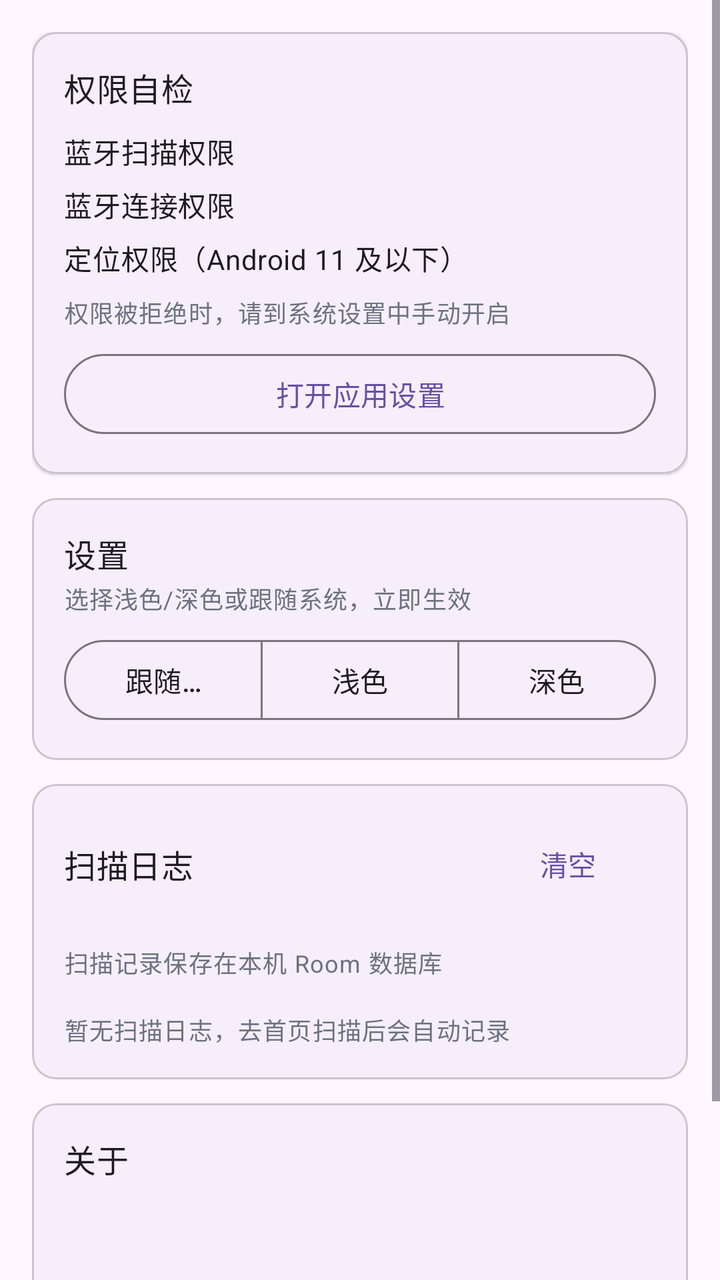
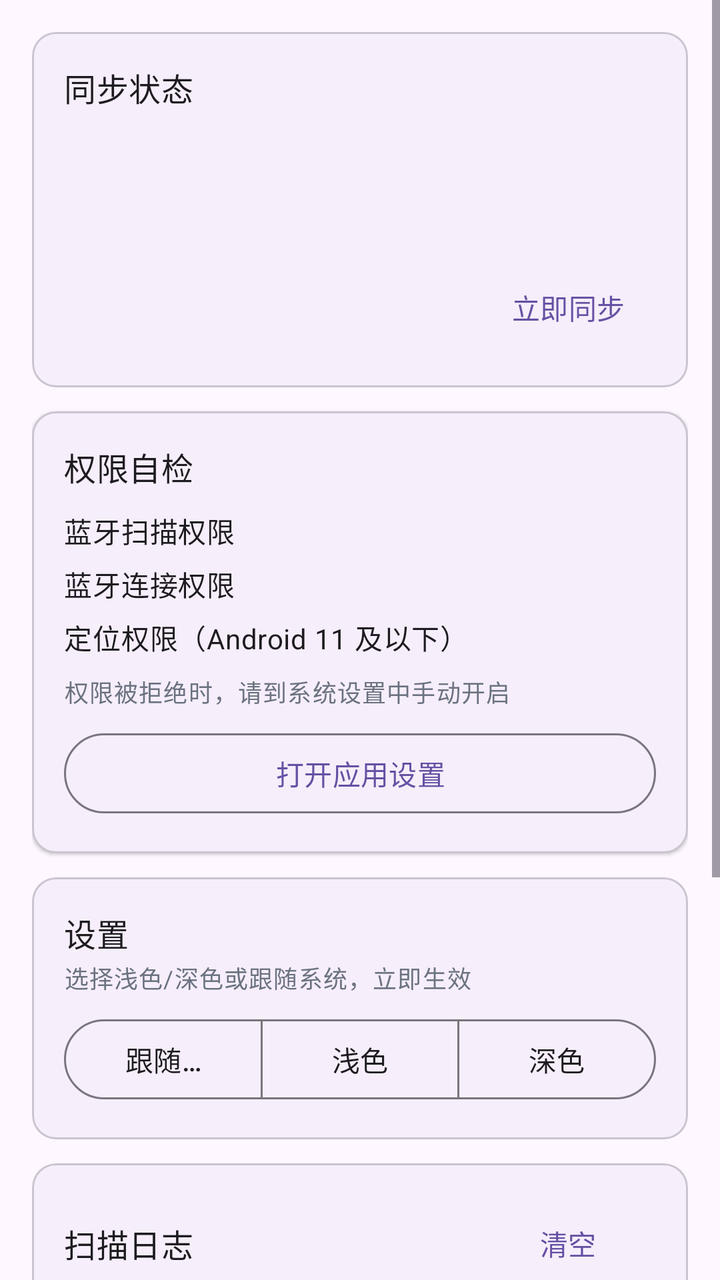

Before-and-after screenshots of an Android layout around one commit, followed by the original layout XML and the change that was made.
<!-- AndroidManifest.xml: application theme Theme.PKotlinApp -->
<!-- res/layout/fragment_profile.xml -->
<?xml version="1.0" encoding="utf-8"?>
<ScrollView xmlns:android="http://schemas.android.com/apk/res/android"
    xmlns:app="http://schemas.android.com/apk/res-auto"
    android:layout_width="match_parent"
    android:layout_height="match_parent"
    android:fillViewport="true">

    <LinearLayout
        android:layout_width="match_parent"
        android:layout_height="wrap_content"
        android:orientation="vertical"
        android:padding="16dp">

        <com.google.android.material.card.MaterialCardView
            android:layout_width="match_parent"
            android:layout_height="wrap_content"
            app:cardCornerRadius="12dp"
            app:cardElevation="1dp">

            <LinearLayout
                android:layout_width="match_parent"
                android:layout_height="wrap_content"
                android:orientation="vertical"
                android:padding="16dp">

                <TextView
                    android:layout_width="match_parent"
                    android:layout_height="wrap_content"
                    android:text="@string/profile_permissions_title"
                    android:textAppearance="?attr/textAppearanceTitleMedium" />

                <LinearLayout
                    android:layout_width="match_parent"
                    android:layout_height="wrap_content"
                    android:layout_marginTop="10dp"
                    android:gravity="center_vertical"
                    android:orientation="horizontal">

                    <TextView
                        android:layout_width="0dp"
                        android:layout_height="wrap_content"
                        android:layout_weight="1"
                        android:text="@string/profile_permission_scan"
                        android:textAppearance="?attr/textAppearanceBodyMedium" />

                    <TextView
                        android:id="@+id/scanPermissionStatus"
                        android:layout_width="wrap_content"
                        android:layout_height="wrap_content"
                        android:textAppearance="?attr/textAppearanceLabelMedium" />
                </LinearLayout>

                <LinearLayout
                    android:layout_width="match_parent"
                    android:layout_height="wrap_content"
                    android:layout_marginTop="6dp"
                    android:gravity="center_vertical"
                    android:orientation="horizontal">

                    <TextView
                        android:layout_width="0dp"
                        android:layout_height="wrap_content"
                        android:layout_weight="1"
                        android:text="@string/profile_permission_connect"
                        android:textAppearance="?attr/textAppearanceBodyMedium" />

                    <TextView
                        android:id="@+id/connectPermissionStatus"
                        android:layout_width="wrap_content"
                        android:layout_height="wrap_content"
                        android:textAppearance="?attr/textAppearanceLabelMedium" />
                </LinearLayout>

                <LinearLayout
                    android:layout_width="match_parent"
                    android:layout_height="wrap_content"
                    android:layout_marginTop="6dp"
                    android:gravity="center_vertical"
                    android:orientation="horizontal">

                    <TextView
                        android:layout_width="0dp"
                        android:layout_height="wrap_content"
                        android:layout_weight="1"
                        android:text="@string/profile_permission_location"
                        android:textAppearance="?attr/textAppearanceBodyMedium" />

                    <TextView
                        android:id="@+id/locationPermissionStatus"
                        android:layout_width="wrap_content"
                        android:layout_height="wrap_content"
                        android:textAppearance="?attr/textAppearanceLabelMedium" />
                </LinearLayout>

                <TextView
                    android:layout_width="match_parent"
                    android:layout_height="wrap_content"
                    android:layout_marginTop="8dp"
                    android:text="@string/profile_permission_settings_hint"
                    android:textAppearance="?attr/textAppearanceBodySmall"
                    android:textColor="@color/text_secondary" />

                <com.google.android.material.button.MaterialButton
                    android:id="@+id/openSettingsButton"
                    style="?attr/materialButtonOutlinedStyle"
                    android:layout_width="match_parent"
                    android:layout_height="wrap_content"
                    android:layout_marginTop="8dp"
                    android:text="@string/action_open_settings" />

            </LinearLayout>

        </com.google.android.material.card.MaterialCardView>

        <com.google.android.material.card.MaterialCardView
            android:layout_width="match_parent"
            android:layout_height="wrap_content"
            android:layout_marginTop="12dp"
            app:cardCornerRadius="12dp"
            app:cardElevation="1dp">

            <LinearLayout
                android:layout_width="match_parent"
                android:layout_height="wrap_content"
                android:orientation="vertical"
                android:padding="16dp">

                <TextView
                    android:layout_width="match_parent"
                    android:layout_height="wrap_content"
                    android:text="@string/profile_settings_title"
                    android:textAppearance="?attr/textAppearanceTitleMedium" />

                <TextView
                    android:layout_width="match_parent"
                    android:layout_height="wrap_content"
                    android:layout_marginTop="2dp"
                    android:text="@string/profile_theme_desc"
                    android:textAppearance="?attr/textAppearanceBodySmall"
                    android:textColor="@color/text_secondary" />

                <com.google.android.material.button.MaterialButtonToggleGroup
                    android:id="@+id/themeGroup"
                    android:layout_width="match_parent"
                    android:layout_height="wrap_content"
                    android:layout_marginTop="8dp"
                    app:selectionRequired="true"
                    app:singleSelection="true">

                    <com.google.android.material.button.MaterialButton
                        android:id="@+id/themeSystemButton"
                        style="?attr/materialButtonOutlinedStyle"
                        android:layout_width="0dp"
                        android:layout_height="wrap_content"
                        android:layout_weight="1"
                        android:text="@string/profile_theme_system" />

                    <com.google.android.material.button.MaterialButton
                        android:id="@+id/themeLightButton"
                        style="?attr/materialButtonOutlinedStyle"
                        android:layout_width="0dp"
                        android:layout_height="wrap_content"
                        android:layout_weight="1"
                        android:text="@string/profile_theme_light" />

                    <com.google.android.material.button.MaterialButton
                        android:id="@+id/themeDarkButton"
                        style="?attr/materialButtonOutlinedStyle"
                        android:layout_width="0dp"
                        android:layout_height="wrap_content"
                        android:layout_weight="1"
                        android:text="@string/profile_theme_dark" />
                </com.google.android.material.button.MaterialButtonToggleGroup>

            </LinearLayout>

        </com.google.android.material.card.MaterialCardView>

        <com.google.android.material.card.MaterialCardView
            android:layout_width="match_parent"
            android:layout_height="wrap_content"
            android:layout_marginTop="12dp"
            app:cardCornerRadius="12dp"
            app:cardElevation="1dp">

            <LinearLayout
                android:layout_width="match_parent"
                android:layout_height="wrap_content"
                android:orientation="vertical"
                android:padding="16dp">

                <LinearLayout
                    android:layout_width="match_parent"
                    android:layout_height="wrap_content"
                    android:gravity="center_vertical"
                    android:orientation="horizontal">

                    <TextView
                        android:layout_width="0dp"
                        android:layout_height="wrap_content"
                        android:layout_weight="1"
                        android:text="@string/profile_logs_title"
                        android:textAppearance="?attr/textAppearanceTitleMedium" />

                    <com.google.android.material.button.MaterialButton
                        android:id="@+id/clearLogsButton"
                        style="@style/Widget.Material3.Button.TextButton"
                        android:layout_width="wrap_content"
                        android:layout_height="wrap_content"
                        android:text="@string/profile_logs_clear" />
                </LinearLayout>

                <TextView
                    android:id="@+id/logsCount"
                    android:layout_width="match_parent"
                    android:layout_height="wrap_content"
                    android:textAppearance="?attr/textAppearanceBodySmall"
                    android:textColor="@color/text_secondary" />

                <TextView
                    android:layout_width="match_parent"
                    android:layout_height="wrap_content"
                    android:text="@string/profile_logs_desc"
                    android:textAppearance="?attr/textAppearanceBodySmall"
                    android:textColor="@color/text_secondary" />

                <androidx.recyclerview.widget.RecyclerView
                    android:id="@+id/logsList"
                    android:layout_width="match_parent"
                    android:layout_height="wrap_content"
                    android:layout_marginTop="8dp"
                    android:nestedScrollingEnabled="false" />

                <TextView
                    android:id="@+id/logsEmpty"
                    android:layout_width="match_parent"
                    android:layout_height="wrap_content"
                    android:paddingTop="8dp"
                    android:text="@string/profile_logs_empty"
                    android:textAppearance="?attr/textAppearanceBodySmall"
                    android:textColor="@color/text_secondary" />

            </LinearLayout>

        </com.google.android.material.card.MaterialCardView>

        <com.google.android.material.card.MaterialCardView
            android:layout_width="match_parent"
            android:layout_height="wrap_content"
            android:layout_marginTop="12dp"
            app:cardCornerRadius="12dp"
            app:cardElevation="1dp">

            <LinearLayout
                android:layout_width="match_parent"
                android:layout_height="wrap_content"
                android:orientation="vertical"
                android:padding="16dp">

                <TextView
                    android:layout_width="match_parent"
                    android:layout_height="wrap_content"
                    android:text="@string/profile_about_title"
                    android:textAppearance="?attr/textAppearanceTitleMedium" />

                <TextView
                    android:id="@+id/versionText"
                    android:layout_width="match_parent"
                    android:layout_height="wrap_content"
                    android:layout_marginTop="6dp"
                    android:textAppearance="?attr/textAppearanceBodyMedium" />

                <TextView
                    android:id="@+id/buildTypeText"
                    android:layout_width="match_parent"
                    android:layout_height="wrap_content"
                    android:textAppearance="?attr/textAppearanceBodySmall"
                    android:textColor="@color/text_secondary" />

                <TextView
                    android:layout_width="match_parent"
                    android:layout_height="wrap_content"
                    android:layout_marginTop="6dp"
                    android:text="@string/profile_about_desc"
                    android:textAppearance="?attr/textAppearanceBodySmall"
                    android:textColor="@color/text_secondary" />

                <com.google.android.material.button.MaterialButton
                    android:id="@+id/githubButton"
                    style="?attr/materialButtonOutlinedStyle"
                    android:layout_width="match_parent"
                    android:layout_height="wrap_content"
                    android:layout_marginTop="8dp"
                    android:text="@string/profile_github" />

            </LinearLayout>

        </com.google.android.material.card.MaterialCardView>

    </LinearLayout>

</ScrollView>
<!-- resources referenced by this layout -->
<resources>
  <color name="text_secondary">#6B7280</color>
  <string name="action_open_settings">打开应用设置</string>
  <string name="profile_about_desc">纯 Kotlin + View 体系的 BLE 设备数据面板参考实现</string>
  <string name="profile_about_title">关于</string>
  <string name="profile_github">项目仓库</string>
  <string name="profile_logs_clear">清空</string>
  <string name="profile_logs_desc">扫描记录保存在本机 Room 数据库</string>
  <string name="profile_logs_empty">暂无扫描日志，去首页扫描后会自动记录</string>
  <string name="profile_logs_title">扫描日志</string>
  <string name="profile_permission_connect">蓝牙连接权限</string>
  <string name="profile_permission_location">定位权限（Android 11 及以下）</string>
  <string name="profile_permission_scan">蓝牙扫描权限</string>
  <string name="profile_permission_settings_hint">权限被拒绝时，请到系统设置中手动开启</string>
  <string name="profile_permissions_title">权限自检</string>
  <string name="profile_settings_title">设置</string>
  <string name="profile_theme_dark">深色</string>
  <string name="profile_theme_desc">选择浅色/深色或跟随系统，立即生效</string>
  <string name="profile_theme_light">浅色</string>
  <string name="profile_theme_system">跟随系统</string>
  <style name="Theme.PKotlinApp" parent="Theme.Material3.DayNight.NoActionBar">
          <item name="android:windowBackground">?attr/colorSurface</item>
      </style>
</resources>

<!-- the commit's change to res/layout/fragment_profile.xml (unified diff, before → after) -->
@@ -14,6 +14,67 @@
         <com.google.android.material.card.MaterialCardView
             android:layout_width="match_parent"
             android:layout_height="wrap_content"
+            android:layout_marginBottom="12dp"
+            app:cardCornerRadius="12dp"
+            app:cardElevation="1dp">
+
+            <LinearLayout
+                android:layout_width="match_parent"
+                android:layout_height="wrap_content"
+                android:orientation="vertical"
+                android:padding="16dp">
+
+                <TextView
+                    android:layout_width="match_parent"
+                    android:layout_height="wrap_content"
+                    android:text="@string/profile_sync_title"
+                    android:textAppearance="?attr/textAppearanceTitleMedium" />
+
+                <TextView
+                    android:id="@+id/syncLastAt"
+                    android:layout_width="match_parent"
+                    android:layout_height="wrap_content"
+                    android:layout_marginTop="8dp"
+                    android:textAppearance="?attr/textAppearanceBodyMedium" />
+
+                <TextView
+                    android:id="@+id/syncPending"
+                    android:layout_width="match_parent"
+                    android:layout_height="wrap_content"
+                    android:layout_marginTop="4dp"
+                    android:textAppearance="?attr/textAppearanceBodyMedium" />
+
+                <TextView
+                    android:id="@+id/syncConflicts"
+                    android:layout_width="match_parent"
+                    android:layout_height="wrap_content"
+                    android:layout_marginTop="4dp"
+                    android:textAppearance="?attr/textAppearanceBodySmall" />
+
+                <TextView
+                    android:id="@+id/syncLocalOnly"
+                    android:layout_width="match_parent"
+                    android:layout_height="wrap_content"
+                    android:layout_marginTop="6dp"
+                    android:text="@string/profile_sync_local_only"
+                    android:textColor="?attr/colorError"
+                    android:textAppearance="?attr/textAppearanceBodySmall"
+                    android:visibility="gone" />
+
+                <com.google.android.material.button.MaterialButton
+                    android:id="@+id/syncNowButton"
+                    style="@style/Widget.Material3.Button.TextButton"
+                    android:layout_width="wrap_content"
+                    android:layout_height="wrap_content"
+                    android:layout_gravity="end"
+                    android:layout_marginTop="4dp"
+                    android:text="@string/profile_sync_now" />
+            </LinearLayout>
+        </com.google.android.material.card.MaterialCardView>
+
+        <com.google.android.material.card.MaterialCardView
+            android:layout_width="match_parent"
+            android:layout_height="wrap_content"
             app:cardCornerRadius="12dp"
             app:cardElevation="1dp">
 
<!-- resource entries referenced after the edit -->
@@ -15,6 +15,9 @@
   <string name="profile_permission_settings_hint">权限被拒绝时，请到系统设置中手动开启</string>
   <string name="profile_permissions_title">权限自检</string>
   <string name="profile_settings_title">设置</string>
+  <string name="profile_sync_local_only">已连续失败，切换为纯本地模式。可点击“立即同步”重试。</string>
+  <string name="profile_sync_now">立即同步</string>
+  <string name="profile_sync_title">同步状态</string>
   <string name="profile_theme_dark">深色</string>
   <string name="profile_theme_desc">选择浅色/深色或跟随系统，立即生效</string>
   <string name="profile_theme_light">浅色</string>
